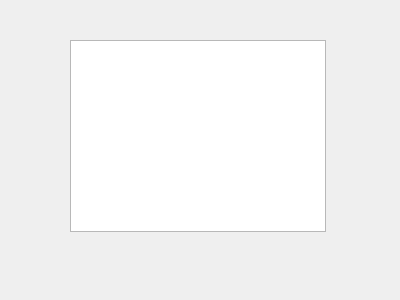
First picture: the form in project_imageload1/dialog.ui, repository mingmonth/qt-sample, before the edit.
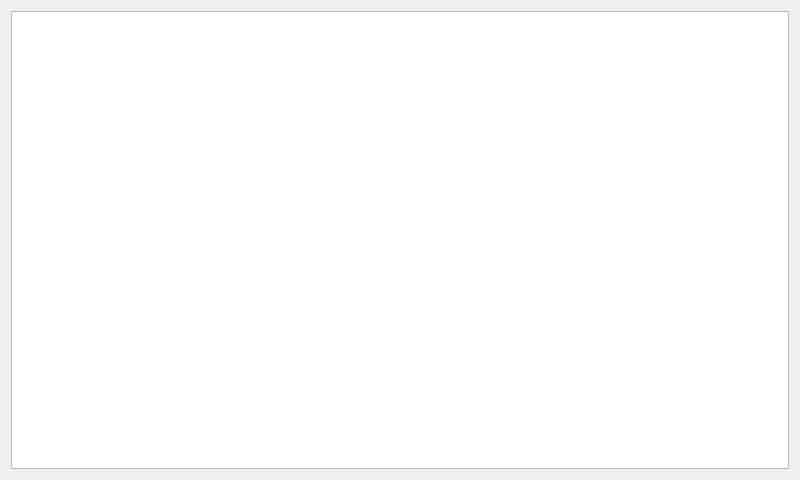
Second picture: the form after the edit.

Patch:
```diff
--- a/project_imageload1/dialog.ui
+++ b/project_imageload1/dialog.ui
@@ -6,26 +6,22 @@
    <rect>
     <x>0</x>
     <y>0</y>
-    <width>400</width>
-    <height>300</height>
+    <width>800</width>
+    <height>480</height>
    </rect>
   </property>
   <property name="windowTitle">
    <string>Dialog</string>
   </property>
+  <layout class="QVBoxLayout" name="verticalLayout">
+   <item>
   <widget class="QGraphicsView" name="graphicsView">
-   <property name="geometry">
-    <rect>
-     <x>70</x>
-     <y>40</y>
-     <width>256</width>
-     <height>192</height>
-    </rect>
-   </property>
    <property name="autoFillBackground">
     <bool>false</bool>
    </property>
   </widget>
+   </item>
+  </layout>
  </widget>
  <layoutdefault spacing="6" margin="11"/>
  <resources/>
```
Lines whose indentation alone changed are shown as unchanged.
